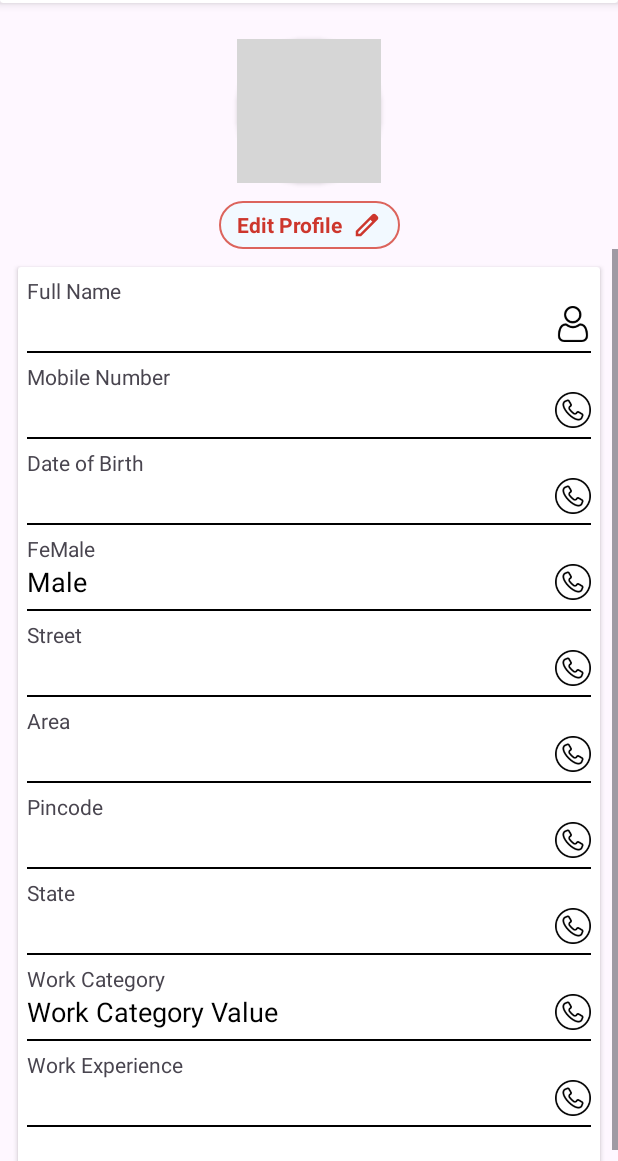
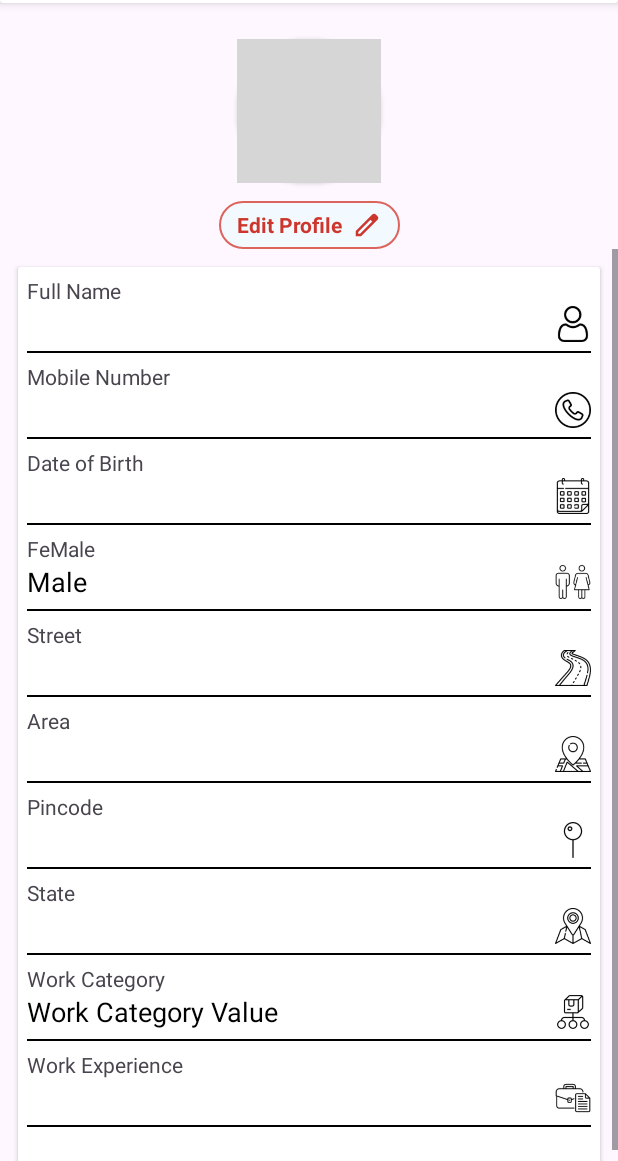
Before and after one commit to rajtech-c1/abhiproject, an Android app: the WorkerProfileActivity screen opened directly, with no data from a screen before it, on a phone screen of 412 x 824 dp, the part 75-1236 px from its top. Run offline under Robolectric (Android 15) with nearby library versions, the phone set to English and light mode, and no system bars; our stand-ins replace Dagger/Hilt's generated code, data binding; pictures from the network do not load; 2 statements that could not run were skipped; grey boxes are pictures that could not be loaded.

Commit message:
add icons

```diff
--- a/app/src/main/res/layout/activity_worker_profile.xml
+++ b/app/src/main/res/layout/activity_worker_profile.xml
@@ -234,7 +234,7 @@
                         <ImageView
                             android:layout_width="@dimen/dp_24"
                             android:layout_height="@dimen/dp_24"
-                            android:src="@drawable/iv_call"
+                            android:src="@drawable/ic_dob"
                             app:layout_constraintBottom_toBottomOf="@id/tvDOB"
                             app:layout_constraintEnd_toEndOf="parent" />
 
@@ -270,7 +270,7 @@
                         <ImageView
                             android:layout_width="@dimen/dp_24"
                             android:layout_height="@dimen/dp_24"
-                            android:src="@drawable/iv_call"
+                            android:src="@drawable/iv_gender"
                             app:layout_constraintBottom_toBottomOf="@id/tvGender"
                             app:layout_constraintEnd_toEndOf="parent" />
 
@@ -306,7 +306,7 @@
                         <ImageView
                             android:layout_width="@dimen/dp_24"
                             android:layout_height="@dimen/dp_24"
-                            android:src="@drawable/iv_call"
+                            android:src="@drawable/iv_street"
                             app:layout_constraintBottom_toBottomOf="@id/tvStreet"
                             app:layout_constraintEnd_toEndOf="parent" />
 
@@ -343,7 +343,7 @@
                         <ImageView
                             android:layout_width="@dimen/dp_24"
                             android:layout_height="@dimen/dp_24"
-                            android:src="@drawable/iv_call"
+                            android:src="@drawable/iv_area"
                             app:layout_constraintBottom_toBottomOf="@id/tvArea"
                             app:layout_constraintEnd_toEndOf="parent" />
 
@@ -379,7 +379,7 @@
                         <ImageView
                             android:layout_width="@dimen/dp_24"
                             android:layout_height="@dimen/dp_24"
-                            android:src="@drawable/iv_call"
+                            android:src="@drawable/iv_pincode"
                             app:layout_constraintBottom_toBottomOf="@id/tvPincode"
                             app:layout_constraintEnd_toEndOf="parent" />
 
@@ -416,7 +416,7 @@
                         <ImageView
                             android:layout_width="@dimen/dp_24"
                             android:layout_height="@dimen/dp_24"
-                            android:src="@drawable/iv_call"
+                            android:src="@drawable/iv_state"
                             app:layout_constraintBottom_toBottomOf="@id/tvState"
                             app:layout_constraintEnd_toEndOf="parent" />
 
@@ -453,7 +453,7 @@
                         <ImageView
                             android:layout_width="@dimen/dp_24"
                             android:layout_height="@dimen/dp_24"
-                            android:src="@drawable/iv_call"
+                            android:src="@drawable/iv_work_category"
                             app:layout_constraintBottom_toBottomOf="@id/tvWorkCategory"
                             app:layout_constraintEnd_toEndOf="parent" />
 
@@ -490,7 +490,7 @@
                         <ImageView
                             android:layout_width="@dimen/dp_24"
                             android:layout_height="@dimen/dp_24"
-                            android:src="@drawable/iv_call"
+                            android:src="@drawable/iv_work_experience"
                             app:layout_constraintBottom_toBottomOf="@id/tvWorkExperience"
                             app:layout_constraintEnd_toEndOf="parent" />
 
```
Also changed, not shown: app/src/main/res/drawable/ic_dob.png (added), app/src/main/res/drawable/iv_area.png (added), app/src/main/res/drawable/iv_gender.png (added), app/src/main/res/drawable/iv_pincode.png (added), app/src/main/res/drawable/iv_state.png (added), app/src/main/res/drawable/iv_street.png (added), app/src/main/res/drawable/iv_work_category.png (added), app/src/main/res/drawable/iv_work_experience.png (added).
